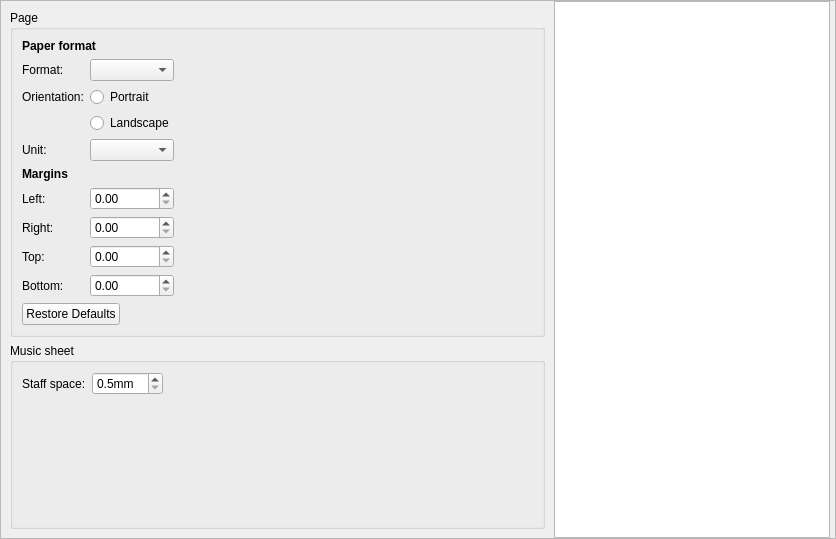
Before: the Qt Designer form src/app/dialogs/settingspages/layoutsettingspage.ui in EgonSpengler/LimePipes, drawn with Qt 5.
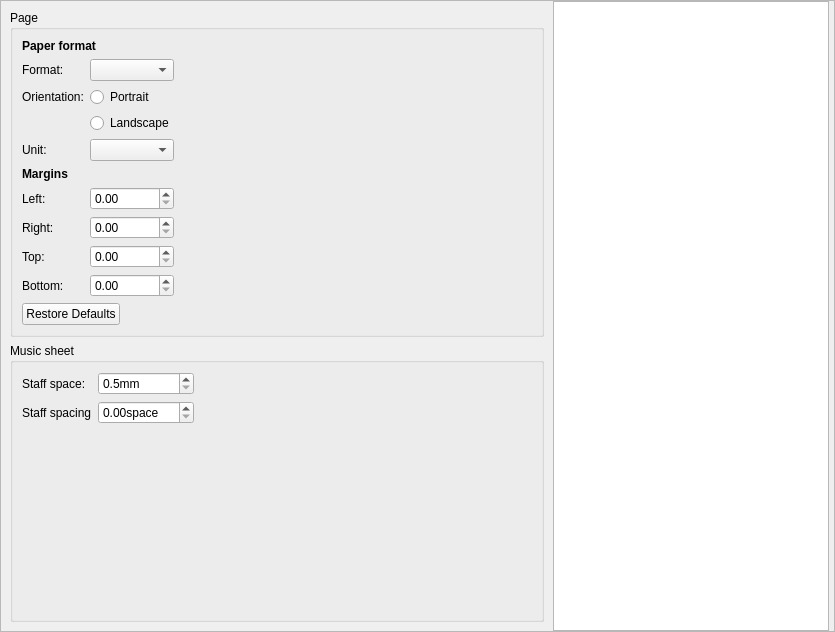
After: the same form once the commit is applied.

Commit message: added staff spacing

```diff
--- a/src/app/dialogs/settingspages/layoutsettingspage.ui
+++ b/src/app/dialogs/settingspages/layoutsettingspage.ui
@@ -6,8 +6,8 @@
    <rect>
     <x>0</x>
     <y>0</y>
-    <width>836</width>
-    <height>539</height>
+    <width>835</width>
+    <height>632</height>
    </rect>
   </property>
   <property name="windowTitle">
@@ -54,8 +54,8 @@
        <rect>
         <x>0</x>
         <y>0</y>
-        <width>553</width>
-        <height>537</height>
+        <width>552</width>
+        <height>630</height>
        </rect>
       </property>
       <layout class="QGridLayout" name="gridLayout">
@@ -113,7 +113,7 @@
             </property>
            </spacer>
           </item>
-          <item row="1" column="1">
+          <item row="2" column="1">
            <spacer name="verticalSpacer">
             <property name="orientation">
              <enum>Qt::Vertical</enum>
@@ -126,6 +126,26 @@
             </property>
            </spacer>
           </item>
+          <item row="1" column="1">
+           <widget class="QDoubleSpinBox" name="staffSpacingSpinBox">
+            <property name="suffix">
+             <string>space</string>
+            </property>
+            <property name="maximum">
+             <double>100.000000000000000</double>
+            </property>
+            <property name="singleStep">
+             <double>0.500000000000000</double>
+            </property>
+           </widget>
+          </item>
+          <item row="1" column="0">
+           <widget class="QLabel" name="label_11">
+            <property name="text">
+             <string>Staff spacing</string>
+            </property>
+           </widget>
+          </item>
          </layout>
         </widget>
        </item>
```
The commit also changes 8 other files.
